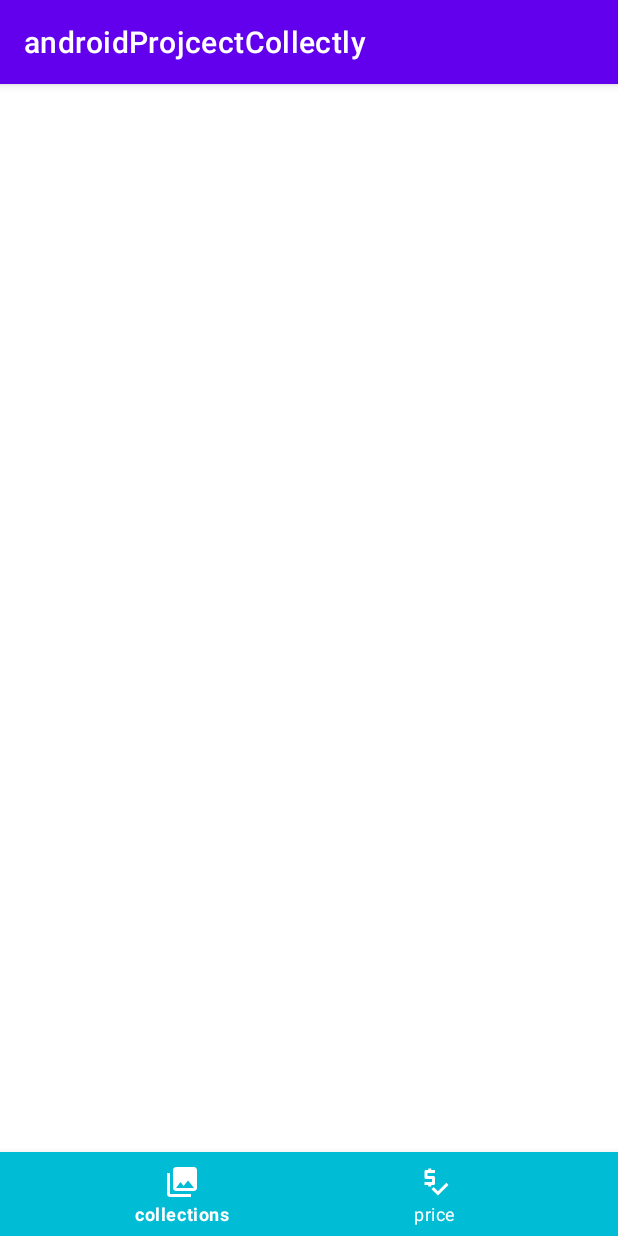
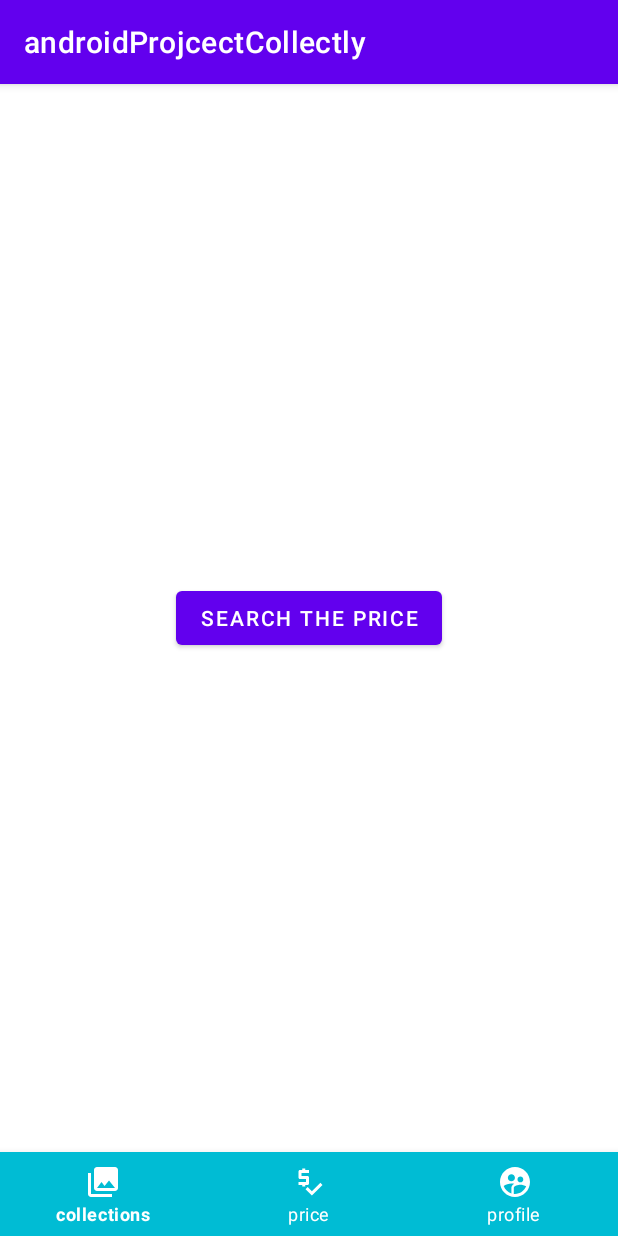
Before and after one commit to wannesvanderlinden/androidProjcectCollectly, an Android app: the PricesActivity screen opened directly, with no data from a screen before it, on a phone screen of 412 x 824 dp. Run offline under Robolectric (Android 15) with nearby library versions, the phone set to English and light mode, and no system bars; libraries missing offline, so code that uses them is left out: com.journeyapps.barcodescanner.

Commit message:
fix: BarcodeScanner now support different barcodes

```diff
--- a/app/src/main/AndroidManifest.xml
+++ b/app/src/main/AndroidManifest.xml
@@ -19,6 +19,7 @@
                 android:name="android.app.lib_name"
                 android:value="" />
         </activity>
+
         <activity
             android:name=".MainActivity"
             android:exported="true">
--- a/app/src/main/java/com/example/androidprojcectcollectly/MainActivity.kt
+++ b/app/src/main/java/com/example/androidprojcectcollectly/MainActivity.kt
@@ -23,8 +23,8 @@ class MainActivity : AppCompatActivity() {
         var addButtonScanner = findViewById<Button>(R.id.AddItemScanner)
         addButtonScanner.setOnClickListener {
             var scanoption = ScanOptions()
-            scanoption.setDesiredBarcodeFormats(ScanOptions.UPC_A)
-            scanoption.setDesiredBarcodeFormats(ScanOptions.UPC_E)
+            scanoption.setDesiredBarcodeFormats(ScanOptions.EAN_8,ScanOptions.EAN_13,ScanOptions.UPC_E)
+
 
             scanoption.setOrientationLocked(false)
             barcodeLauncher.launch(scanoption)
--- a/app/src/main/java/com/example/androidprojcectcollectly/PricesActivity.kt
+++ b/app/src/main/java/com/example/androidprojcectcollectly/PricesActivity.kt
@@ -3,12 +3,27 @@ package com.example.androidprojcectcollectly
 import android.content.Intent
 import androidx.appcompat.app.AppCompatActivity
 import android.os.Bundle
+import android.widget.Button
+import android.widget.Toast
 import com.google.android.material.bottomnavigation.BottomNavigationView
+import com.journeyapps.barcodescanner.ScanContract
+import com.journeyapps.barcodescanner.ScanIntentResult
+import com.journeyapps.barcodescanner.ScanOptions
 
 class PricesActivity : AppCompatActivity() {
     override fun onCreate(savedInstanceState: Bundle?) {
         super.onCreate(savedInstanceState)
         setContentView(R.layout.activity_prices)
+        var addButtonScanner = findViewById<Button>(R.id.searchPriceButton)
+        addButtonScanner.setOnClickListener {
+            var scanoption = ScanOptions()
+            scanoption.setDesiredBarcodeFormats(ScanOptions.EAN_8,ScanOptions.EAN_13,ScanOptions.UPC_E)
+
+            scanoption.setOrientationLocked(false)
+            barcodeLauncher.launch(scanoption)
+
+
+        }
         var buttomNav = findViewById<BottomNavigationView>(R.id.buttom_nav)
 
         buttomNav.setOnNavigationItemSelectedListener {
@@ -28,5 +43,23 @@ class PricesActivity : AppCompatActivity() {
             }
             true
         }
+
+    }
+    //zie documentatie https://github.com/journeyapps/zxing-android-embedded
+    private val barcodeLauncher = registerForActivityResult(
+        ScanContract()
+    ) { result: ScanIntentResult ->
+        if (result.contents == null) {
+            Toast.makeText(this, "Cancelled", Toast.LENGTH_LONG).show()
+            // this.findViewById<TextView>(R.id.resultText).text = result.contents
+        } else {
+            Toast.makeText(
+                this,
+                "Scanned Upc: " + result.contents,
+                Toast.LENGTH_LONG
+            ).show()
+
+            //this.findViewById<TextView>(R.id.resultText).text = result.contents
+        }
     }
 }
--- /dev/null
+++ b/app/src/main/res/drawable/ic_profile.xml
@@ -0,0 +1,5 @@
+<vector android:height="24dp" android:tint="#000000"
+    android:viewportHeight="24" android:viewportWidth="24"
+    android:width="24dp" xmlns:android="http://schemas.android.com/apk/res/android">
+    <path android:fillColor="@android:color/white" android:pathData="M11.99,2c-5.52,0 -10,4.48 -10,10s4.48,10 10,10 10,-4.48 10,-10 -4.48,-10 -10,-10zM15.6,8.34c1.07,0 1.93,0.86 1.93,1.93 0,1.07 -0.86,1.93 -1.93,1.93 -1.07,0 -1.93,-0.86 -1.93,-1.93 -0.01,-1.07 0.86,-1.93 1.93,-1.93zM9.6,6.76c1.3,0 2.36,1.06 2.36,2.36 0,1.3 -1.06,2.36 -2.36,2.36s-2.36,-1.06 -2.36,-2.36c0,-1.31 1.05,-2.36 2.36,-2.36zM9.6,15.89v3.75c-2.4,-0.75 -4.3,-2.6 -5.14,-4.96 1.05,-1.12 3.67,-1.69 5.14,-1.69 0.53,0 1.2,0.08 1.9,0.22 -1.64,0.87 -1.9,2.02 -1.9,2.68zM11.99,20c-0.27,0 -0.53,-0.01 -0.79,-0.04v-4.07c0,-1.42 2.94,-2.13 4.4,-2.13 1.07,0 2.92,0.39 3.84,1.15 -1.17,2.97 -4.06,5.09 -7.45,5.09z"/>
+</vector>
--- a/app/src/main/res/layout/activity_prices.xml
+++ b/app/src/main/res/layout/activity_prices.xml
@@ -19,4 +19,14 @@
         app:layout_constraintRight_toRightOf="parent"
         app:menu="@menu/nav" />
 
+    <Button
+        android:id="@+id/searchPriceButton"
+        android:layout_width="wrap_content"
+        android:layout_height="wrap_content"
+        android:text="Search the price"
+        app:layout_constraintBottom_toTopOf="@+id/buttom_nav"
+        app:layout_constraintEnd_toEndOf="parent"
+        app:layout_constraintStart_toStartOf="parent"
+        app:layout_constraintTop_toTopOf="parent" />
+
 </androidx.constraintlayout.widget.ConstraintLayout>
--- a/app/src/main/res/menu/nav.xml
+++ b/app/src/main/res/menu/nav.xml
@@ -8,5 +8,9 @@
         android:id="@+id/ic_price"
         android:icon="@drawable/ic_price"
         android:title="price" />
+    <item
+        android:id="@+id/ic_profile"
+        android:icon="@drawable/ic_profile"
+        android:title="profile" />
 
 </menu>
```
